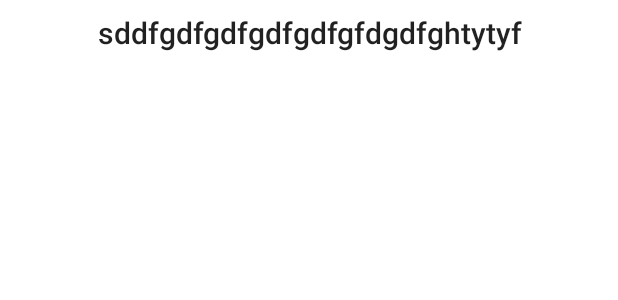
After one commit to blastka/Pets, an Android app: the layout fragment_details.xml on its own in the app's theme, with its tools: preview values and no code run, on a phone screen of 412 x 824 dp. The commit adds this screen. Shown: the top 300 px of the screen. Run offline under Robolectric (Android 15) with nearby library versions, the phone set to English and light mode, and no system bars.

Commit message:
first method add fragments

```diff
--- a/app/build.gradle
+++ b/app/build.gradle
@@ -35,7 +35,7 @@ dependencies {
 
     implementation 'androidx.core:core-ktx:1.7.0'
     implementation 'androidx.appcompat:appcompat:1.5.1'
-    implementation 'androidx.lifecycle:lifecycle-viewmodel-ktx:2.5.1'
+    implementation "androidx.lifecycle:lifecycle-viewmodel-ktx:2.5.1"
     implementation 'org.jetbrains.kotlinx:kotlinx-coroutines-core:1.6.4'
     implementation 'com.google.android.material:material:1.7.0'
     implementation 'androidx.constraintlayout:constraintlayout:2.1.4'
--- a/app/src/main/java/com/example/myapplication/presentation/MainActivity.kt
+++ b/app/src/main/java/com/example/myapplication/presentation/MainActivity.kt
@@ -3,10 +3,15 @@ package com.example.myapplication.presentation
 import androidx.appcompat.app.AppCompatActivity
 import android.os.Bundle
 import com.example.myapplication.R
+import com.example.myapplication.animal.presentation.AnimalFragment
 
 class MainActivity : AppCompatActivity() {
     override fun onCreate(savedInstanceState: Bundle?) {
         super.onCreate(savedInstanceState)
         setContentView(R.layout.activity_main)
+        if (savedInstanceState == null)
+        supportFragmentManager.beginTransaction()
+            .replace(R.id.container, AnimalFragment())
+            .commit()
     }
 }
--- /dev/null
+++ b/app/src/main/res/layout/fragment_details.xml
@@ -0,0 +1,13 @@
+<?xml version="1.0" encoding="utf-8"?>
+<TextView
+    xmlns:android="http://schemas.android.com/apk/res/android"
+    xmlns:tools="http://schemas.android.com/tools"
+    android:id="@+id/detailsTextView"
+    android:layout_width="match_parent"
+    android:layout_height="match_parent"
+    android:gravity="center_horizontal"
+    android:padding="8dp"
+    android:background="@color/white"
+    android:textAppearance="@style/TextAppearance.AppCompat.Title"
+    tools:text="sddfgdfgdfgdfgdfgfdgdfghtytyf">
+</TextView>
```
Also changed, not shown: app/src/main/java/com/example/myapplication/animal/presentation/AnimalFragment.kt (added, +36 -0 lines), app/src/main/java/com/example/myapplication/details/DetailsFragment.kt (added, +26 -0 lines), app/src/main/java/com/example/myapplication/presentation/AnimalViewModel.kt (+4 -4 lines), app/src/main/res/layout/activity_main.xml (+3 -36 lines), app/src/main/res/layout/fragment_animal.xml (added, +44 -0 lines).
